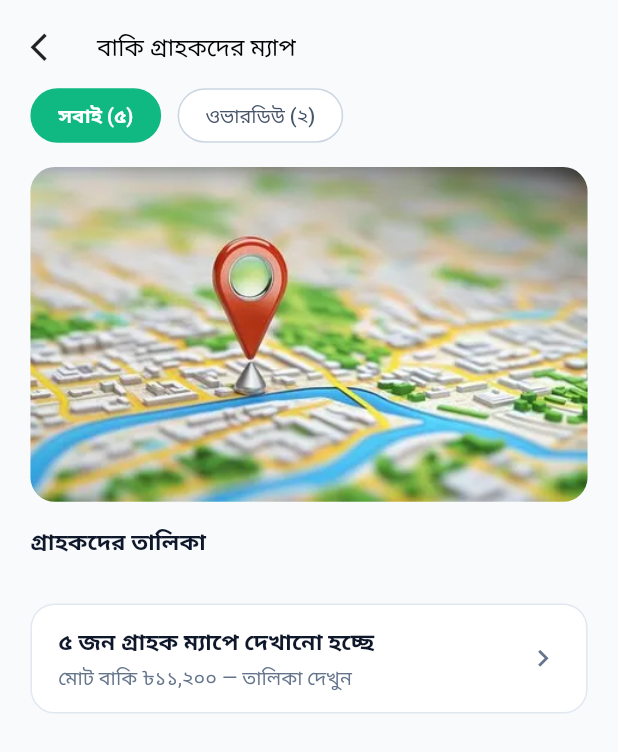
After one commit to byteAnik/tally_khata, a Flutter app: the MapOfReamingCustomerScreen screen opened directly, on a phone screen of 412 x 824 dp. The commit adds this screen. Shown: the top 752 px of the screen. Run offline on Flutter 3.47's test engine with Material 3 defaults, Android fonts, the phone set to English and light mode, and no system bars; drawn by our look-alikes of auto_animated; our stand-ins replace connectivity_plus, device_info_plus, dio, dotted_border, fl_chart, flutter_screenutil and 10 more; missing offline and left inert: country_city_kit, dotlottie_loader; accounts and stored records are empty.

Commit message:
i have complete rest of the collection screen ui

```diff
--- /dev/null
+++ b/lib/features/shop_owner/map_of_reaming_customer/presentation/map_of_reaming_customer_screen.dart
@@ -0,0 +1,281 @@
+import 'package:flutter/material.dart';
+import 'package:flutter_screenutil/flutter_screenutil.dart';
+import 'package:get/get.dart';
+import 'package:tally_khata/constants/app_assets/assets_image.dart';
+import 'package:tally_khata/constants/app_colors.dart';
+import 'package:tally_khata/helpers/ui_helpers.dart';
+
+class MapOfReamingCustomerScreen extends StatefulWidget {
+  const MapOfReamingCustomerScreen({super.key});
+
+  @override
+  State<MapOfReamingCustomerScreen> createState() =>
+      _MapOfReamingCustomerScreenState();
+}
+
+class _MapOfReamingCustomerScreenState
+    extends State<MapOfReamingCustomerScreen> {
+  int _selectedFilter = 0; // 0 for সবাই (৫), 1 for ওভারডিউ (২)
+
+  final List<Map<String, String>> _allCustomers = [
+    {
+      "name": "রহিম ট্রেডার্স",
+      "amount": "৳ ৩,৪৫০",
+      "address": "মিরপুর ১০, ঢাকা",
+      "status": "সবাই",
+    },
+    {
+      "name": "করিম স্টোর",
+      "amount": "৳ ১,২০০",
+      "address": "ফার্মগেট, ঢাকা",
+      "status": "ওভারডিউ",
+    },
+    {
+      "name": "আরিফ এন্টারপ্রাইজ",
+      "amount": "৳ ৫,০০০",
+      "address": "ধানমন্ডি ২৭, ঢাকা",
+      "status": "সবাই",
+    },
+    {
+      "name": "সাকিব জেনারেল স্টোর",
+      "amount": "৳ ২,১০০",
+      "address": "উত্তরা সেক্টর ৩, ঢাকা",
+      "status": "ওভারডিউ",
+    },
+    {
+      "name": "তানভীর ট্রেডিং",
+      "amount": "৳ ৪,৩০০",
+      "address": "গুলশান ২, ঢাকা",
+      "status": "সবাই",
+    },
+  ];
+
+  @override
+  Widget build(BuildContext context) {
+    final filteredList = _selectedFilter == 0
+        ? _allCustomers
+        : _allCustomers.where((c) => c['status'] == 'ওভারডিউ').toList();
+
+    return Scaffold(
+      backgroundColor: AppColors.cF8FAFC,
+      body: SafeArea(
+        child: Padding(
+          padding: EdgeInsets.symmetric(
+            horizontal: UIHelper.kDefaulutPadding(),
+          ),
+          child: Column(
+            crossAxisAlignment: CrossAxisAlignment.start,
+            children: [
+              UIHelper.verticalSpace(20.h),
+              Row(
+                children: [
+                  GestureDetector(
+                    onTap: () => Get.back(),
+                    child: Icon(Icons.arrow_back_ios, size: 22.r),
+                  ),
+                  UIHelper.horizontalSpace(20.w),
+                  Text(
+                    'বাকি গ্রাহকদের ম্যাপ',
+                    style: TextStyle(
+                      fontSize: 16.sp,
+                      color: Colors.black,
+                      fontWeight: FontWeight.w500,
+                    ),
+                  ),
+                ],
+              ),
+              UIHelper.verticalSpace(16.h),
+              // Filter Chips matching light background
+              Row(
+                children: [
+                  _buildFilterChip('সবাই (৫)', 0),
+                  SizedBox(width: 10.w),
+                  _buildFilterChip('ওভারডিউ (২)', 1),
+                ],
+              ),
+              UIHelper.verticalSpace(16.h),
+              // Map View Section
+              ClipRRect(
+                borderRadius: BorderRadius.circular(16.r),
+                child: Container(
+                  height: 220.h,
+                  width: double.infinity,
+                  color: Colors.white,
+                  child: Image.asset(
+                    AssetsImages.locationPinImage,
+                    width: double.infinity,
+                    height: 220.h,
+                    fit: BoxFit.cover,
+                    errorBuilder: (context, error, stackTrace) => Container(
+                      color: const Color(0xFFE2E8F0),
+                      child: const Center(
+                        child: Icon(Icons.map_outlined, size: 48, color: Colors.grey),
+                      ),
+                    ),
+                  ),
+                ),
+              ),
+              UIHelper.verticalSpace(16.h),
+              Text(
+                'গ্রাহকদের তালিকা',
+                style: TextStyle(
+                  fontSize: 15.sp,
+                  fontWeight: FontWeight.w700,
+                  color: const Color(0xFF0F172A),
+                ),
+              ),
+              UIHelper.verticalSpace(10.h),
+              // Expanded(
+              //   child: ListView.separated(
+              //     physics: const BouncingScrollPhysics(),
+              //     itemCount: filteredList.length,
+              //     separatorBuilder: (context, index) => SizedBox(height: 10.h),
+              //     itemBuilder: (context, index) {
+              //       final customer = filteredList[index];
+              //       return Container(
+              //         padding: EdgeInsets.all(14.r),
+              //         decoration: BoxDecoration(
+              //           color: Colors.white,
+              //           borderRadius: BorderRadius.circular(12.r),
+              //           border: Border.all(color: const Color(0xFFE2E8F0)),
+              //         ),
+              //         child: Row(
+              //           children: [
+              //             Container(
+              //               height: 40.r,
+              //               width: 40.r,
+              //               decoration: const BoxDecoration(
+              //                 color: Color(0xFFE7F8EF),
+              //                 shape: BoxShape.circle,
+              //               ),
+              //               child: Icon(
+              //                 Icons.person_outline,
+              //                 color: const Color(0xFF10B981),
+              //                 size: 22.r,
+              //               ),
+              //             ),
+              //             SizedBox(width: 12.w),
+              //             Expanded(
+              //               child: Column(
+              //                 crossAxisAlignment: CrossAxisAlignment.start,
+              //                 children: [
+              //                   Text(
+              //                     customer['name']!,
+              //                     style: TextStyle(
+              //                       fontSize: 14.sp,
+              //                       fontWeight: FontWeight.w600,
+              //                       color: const Color(0xFF0F172A),
+              //                     ),
+              //                   ),
+              //                   SizedBox(height: 2.h),
+              //                   Text(
+              //                     customer['address']!,
+              //                     style: TextStyle(
+              //                       fontSize: 12.sp,
+              //                       color: const Color(0xFF64748B),
+              //                     ),
+              //                   ),
+              //                 ],
+              //               ),
+              //             ),
+              //             Text(
+              //               customer['amount']!,
+              //               style: TextStyle(
+              //                 fontSize: 14.sp,
+              //                 fontWeight: FontWeight.w700,
+              //                 color: const Color(0xFFEF4444),
+              //               ),
+              //             ),
+              //           ],
+              //         ),
+              //       );
+              //     },
+              //   ),
+              // ),
+              UIHelper.verticalSpace(20.h),
+              Container(
+                width: double.infinity,
+                padding: EdgeInsets.symmetric(
+                  horizontal: 16.w,
+                  vertical: 14.h,
+                ),
+                decoration: BoxDecoration(
+                  color: Colors.white,
+                  borderRadius: BorderRadius.circular(16.r),
+                  border: Border.all(
+                    color: const Color(0xFFE2E8F0),
+                    width: 1,
+                  ),
+                ),
+                child: Row(
+                  children: [
+                    Expanded(
+                      child: Column(
+                        crossAxisAlignment: CrossAxisAlignment.start,
+                        children: [
+                          Text(
+                            '৫ জন গ্রাহক ম্যাপে দেখানো হচ্ছে',
+                            style: TextStyle(
+                              fontSize: 15.sp,
+                              fontWeight: FontWeight.w700,
+                              color: const Color(0xFF0F172A),
+                            ),
+                          ),
+                          SizedBox(height: 4.h),
+                          Text(
+                            'মোট বাকি ৳১১,২০০ — তালিকা দেখুন',
+                            style: TextStyle(
+                              fontSize: 13.sp,
+                              fontWeight: FontWeight.w400,
+                              color: const Color(0xFF64748B),
+                            ),
+                          ),
+                        ],
+                      ),
+                    ),
+                    Icon(
+                      Icons.chevron_right,
+                      color: const Color(0xFF64748B),
+                      size: 22.sp,
+                    ),
+                  ],
+                ),
+              ),
+            ],
+          ),
+        ),
+      ),
+    );
+  }
+
+  Widget _buildFilterChip(String title, int index) {
+    final bool isSelected = _selectedFilter == index;
+    return GestureDetector(
+      onTap: () {
+        setState(() {
+          _selectedFilter = index;
+        });
+      },
+      child: AnimatedContainer(
+        duration: const Duration(milliseconds: 200),
+        padding: EdgeInsets.symmetric(horizontal: 16.w, vertical: 8.h),
+        decoration: BoxDecoration(
+          color: isSelected ? const Color(0xFF10B981) : Colors.white,
+          borderRadius: BorderRadius.circular(20.r),
+          border: Border.all(
+            color: isSelected ? const Color(0xFF10B981) : const Color(0xFFCBD5E1),
+            width: 1,
+          ),
+        ),
+        child: Text(
+          title,
+          style: TextStyle(
+            fontSize: 13.sp,
+            fontWeight: isSelected ? FontWeight.w700 : FontWeight.w500,
+            color: isSelected ? Colors.white : const Color(0xFF475569),
+          ),
+        ),
+      ),
+    );
+  }
+}
--- a/lib/main.dart
+++ b/lib/main.dart
@@ -6,18 +6,12 @@ import 'package:get_storage/get_storage.dart';
 import 'package:provider/provider.dart';
 import 'package:tally_khata/constants/app_colors.dart';
 import 'package:tally_khata/constants/custome_theme.dart';
-import 'package:tally_khata/features/add_customer/presentation/add_customer_screen.dart';
-import 'package:tally_khata/features/customer_details_flow/customer_details/presentation/customer_details_screen.dart';
-import 'package:tally_khata/features/customer_details_flow/customer_remainder/presentation/customer_remainder_screen.dart';
-import 'package:tally_khata/features/notification/presentation/notification_screen.dart';
-import 'package:tally_khata/features/shop_owner/shop_owner_location_pin/presentation/shop_owner_location_pin_screen.dart';
 import 'package:tally_khata/features/shop_owner/shop_owner_map/presentation/shop_owner_map_screen.dart';
 import 'package:tally_khata/helpers/di.dart';
 import 'package:tally_khata/helpers/helper_methods.dart';
 import 'package:tally_khata/helpers/navigation_service.dart';
 import 'package:tally_khata/helpers/register_provider.dart';
 import 'package:tally_khata/networks/dio/dio.dart';
-import 'package:tally_khata/splash_screen.dart';
 
 void main() async {
   WidgetsFlutterBinding.ensureInitialized();
```
Also changed, not shown: lib/features/shop_owner/nearby_reamining_customer/presentation/nearby_reamining_customer_screen.dart (added, +72 -0 lines), lib/features/shop_owner/rest_of_the_collection_rot/presentation/rest_of_the_collection_rot_screen.dart (added, +171 -0 lines), lib/features/shop_owner/shop_owner_map/presentation/shop_owner_map_screen.dart (+14 -2 lines).
